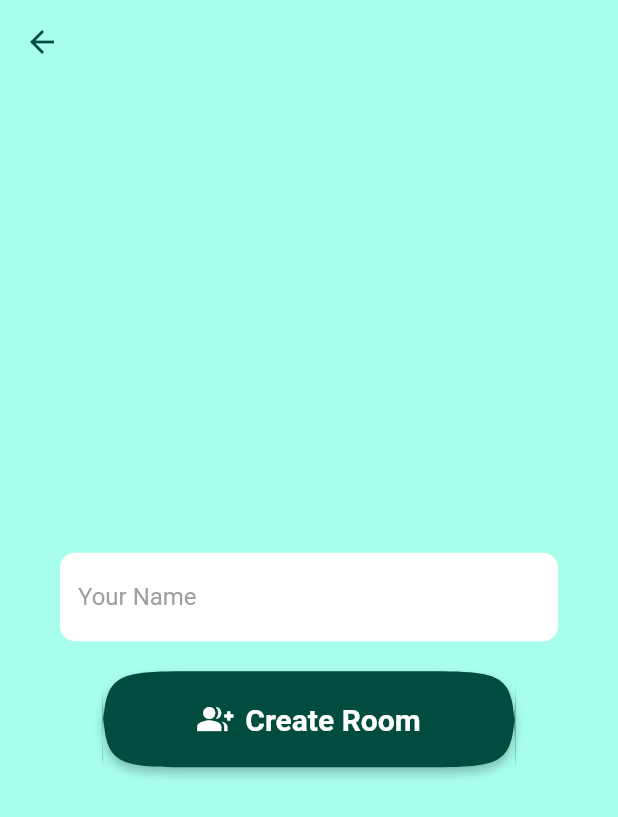
After one commit to paxcodes/dicery_app, a Flutter app: the CreateRoomScreen screen opened by its route, on a phone screen of 412 x 824 dp. The commit adds this screen. Shown: the top 817 px of the screen. Run offline on Flutter 3.47's test engine with Material 2 defaults, Android fonts, the phone set to English and light mode, and no system bars.

Commit message:
:sparkles: Add "Create Room" screen

```diff
--- a/lib/main.dart
+++ b/lib/main.dart
@@ -1,3 +1,4 @@
+import 'package:dicery/screens/create_room.dart';
 import 'package:dicery/screens/lobby.dart';
 import 'package:flutter/material.dart';
 import 'package:dicery/screens/home.dart';
@@ -26,6 +27,7 @@ class DiceryApp extends StatelessWidget {
         routes: {
           '/': (context) => HomeScreen(),
           '/room/join': (context) => JoinRoomScreen(),
+          '/room/create': (context) => CreateRoomScreen(),
           '/lobby': (context) => LobbyScreen(),
         });
   }
--- /dev/null
+++ b/lib/screens/create_room.dart
@@ -0,0 +1,45 @@
+import 'package:flutter/material.dart';
+import 'package:dicery/styles.dart' as Styles;
+import 'package:dicery/components/button.dart';
+
+class CreateRoomScreen extends StatelessWidget {
+  @override
+  Widget build(BuildContext context) {
+    return Scaffold(
+      backgroundColor: Theme.of(context).backgroundColor,
+      appBar: AppBar(
+        elevation: 0,
+        iconTheme: Theme.of(context).iconTheme,
+        backgroundColor: Theme.of(context).backgroundColor,
+      ),
+      body: Padding(
+        padding: const EdgeInsets.all(40.0),
+        child: Column(
+          mainAxisAlignment: MainAxisAlignment.center,
+          children: <Widget>[
+            TextField(
+              style: TextStyle(
+                color: Colors.black,
+              ),
+              decoration: Styles.TextField.copyWith(hintText: "Your Name"),
+            ),
+            SizedBox(height: 20),
+            DiceryIconButton(
+              isPrimary: true,
+              label: "Create Room",
+              iconData: Icons.group_add,
+              onPressed: () {
+                Navigator.pushNamedAndRemoveUntil(
+                  context,
+                  '/lobby',
+                  // Clear navigation history
+                  (_) => false,
+                );
+              },
+            )
+          ],
+        ),
+      ),
+    );
+  }
+}
--- a/lib/screens/home.dart
+++ b/lib/screens/home.dart
@@ -13,7 +13,7 @@ class HomeScreen extends StatelessWidget {
             label: "Create a Room",
             iconData: Icons.group_add,
             onPressed: () {
-              print("Create a room!");
+              Navigator.pushNamed(context, '/room/create');
             },
           ),
           SizedBox(height: 30),
```
